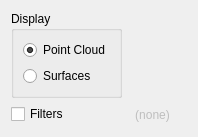
Before: the Qt Designer form gui/DepthMapOptions.ui in Kitware/TeleSculptor, drawn with Qt 5.
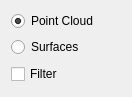
After: the same form once the commit is applied.

Commit message:
Depth map UI cleanup, part I
Rename UI widgets for consistency. Refactor how depth map filters are
updated to match other filters, and use a QButtonBox to provide the
standard buttons. Remove superfluous QMenu in DepthMapView. Move
enabling the filter popup to a .ui signal/slot connection. Make other UI
changes as needed for consistency.

This doesn't yet address the depth map view mode.

The edit to the form file:
```diff
--- a/gui/DepthMapOptions.ui
+++ b/gui/DepthMapOptions.ui
@@ -6,22 +6,16 @@
    <rect>
     <x>0</x>
     <y>0</y>
-    <width>198</width>
-    <height>137</height>
+    <width>132</width>
+    <height>84</height>
    </rect>
   </property>
   <property name="windowTitle">
    <string>Form</string>
   </property>
   <layout class="QFormLayout" name="formLayout">
-   <item row="0" column="0">
-    <widget class="QGroupBox" name="groupBox">
-     <property name="title">
-      <string>Display</string>
-     </property>
-     <layout class="QVBoxLayout" name="verticalLayout">
-      <item>
-       <widget class="QRadioButton" name="radioPoints">
+   <item row="0" column="0" colspan="2">
+    <widget class="QRadioButton" name="points">
         <property name="enabled">
          <bool>true</bool>
         </property>
@@ -33,8 +27,8 @@
         </property>
        </widget>
       </item>
-      <item>
-       <widget class="QRadioButton" name="radioSurfaces">
+   <item row="1" column="0" colspan="2">
+    <widget class="QRadioButton" name="surfaces">
         <property name="enabled">
          <bool>true</bool>
         </property>
@@ -46,37 +40,29 @@
         </property>
        </widget>
       </item>
-     </layout>
-    </widget>
-   </item>
-   <item row="1" column="0">
-    <widget class="QCheckBox" name="checkBoxFilters">
+   <item row="2" column="0" colspan="2">
+    <layout class="QHBoxLayout" name="horizontalLayout">
+     <item>
+      <widget class="QCheckBox" name="filter">
      <property name="text">
-      <string>Filters</string>
+        <string>Filter</string>
      </property>
     </widget>
    </item>
-   <item row="1" column="1">
-    <widget class="QToolButton" name="toolButtonFilters">
+     <item>
+      <widget class="QToolButton" name="filterMenu">
      <property name="enabled">
       <bool>false</bool>
      </property>
-     <property name="text">
-      <string>(none)</string>
-     </property>
      <property name="popupMode">
       <enum>QToolButton::InstantPopup</enum>
      </property>
-     <property name="toolButtonStyle">
-      <enum>Qt::ToolButtonTextOnly</enum>
-     </property>
      <property name="autoRaise">
       <bool>true</bool>
      </property>
-     <property name="arrowType">
-      <enum>Qt::DownArrow</enum>
-     </property>
-    </widget>
+      </widget>
+     </item>
+    </layout>
    </item>
   </layout>
  </widget>
```
Left out of the diff: 19 changed lines with no effect on the pictures. Lines whose indentation alone changed are shown as unchanged. The commit also changes 12 other files.
